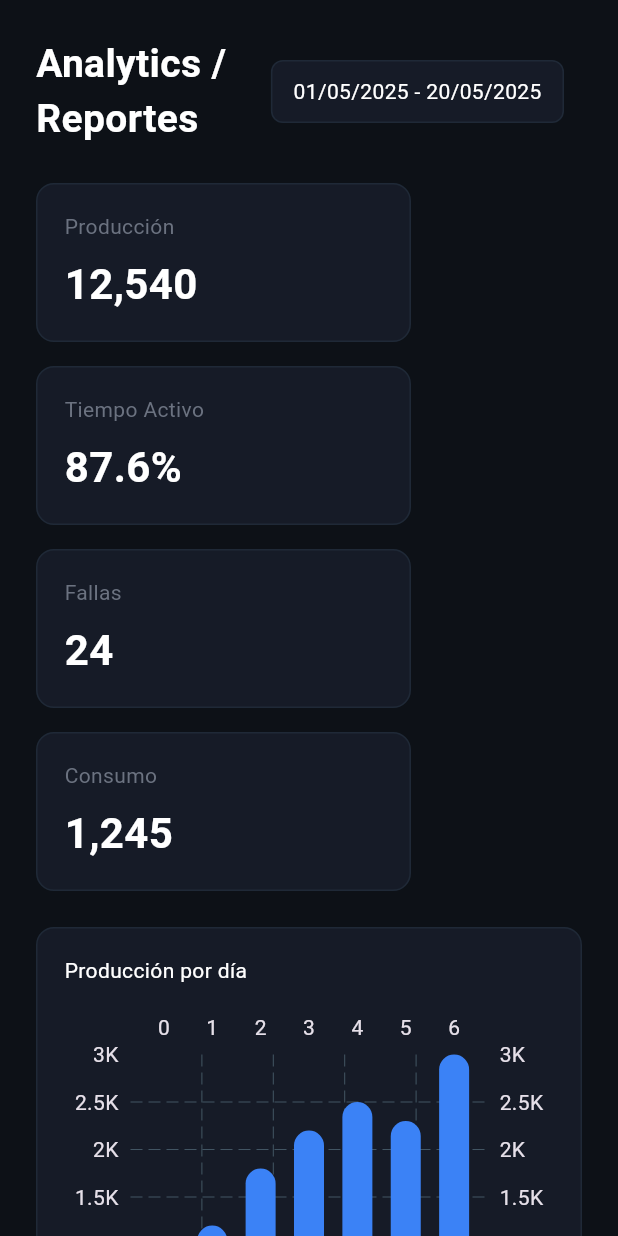
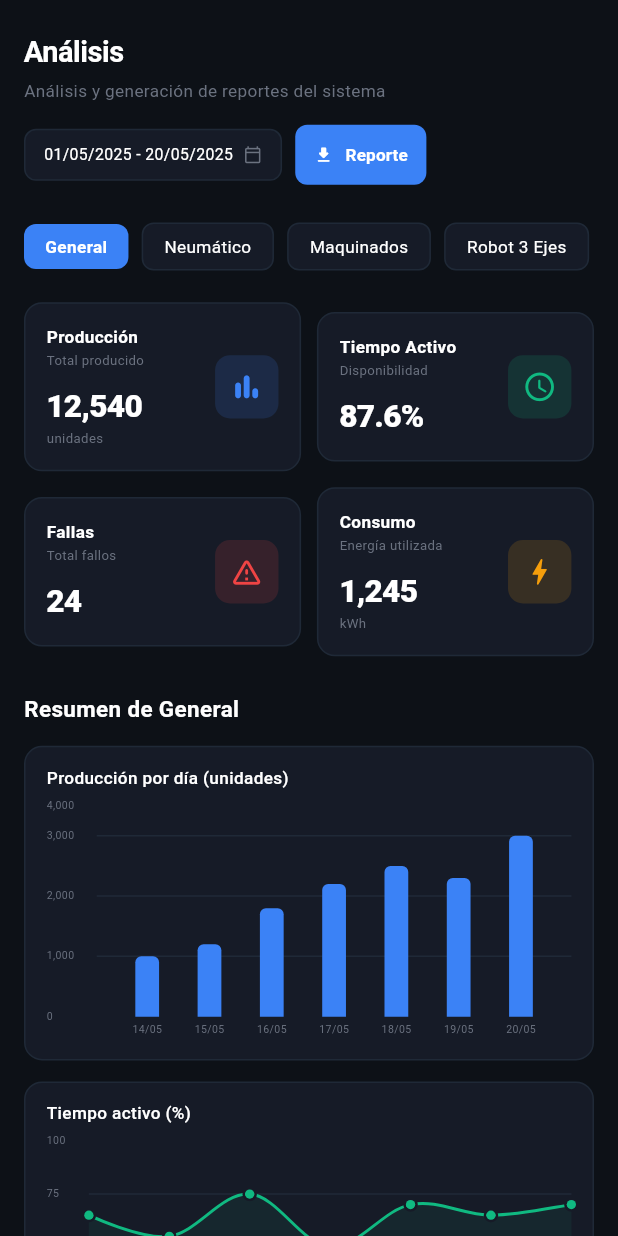
Before and after one commit to edgarbuitron/scada, a Flutter app: the screen it shows after launch, on a phone screen of 412 x 824 dp. Run offline on Flutter 3.47's test engine with Material 3 defaults, Android fonts, the light colour scheme and no system bars; drawn by our look-alikes of fl_chart.

Commit message:
cambios de distribucion en los paneles de analitycs

```diff
--- a/lib/main.dart
+++ b/lib/main.dart
@@ -1,75 +1,3 @@
-/* import 'package:flutter/material.dart';
-//import 'login.dart';
-//import 'presentacion.dart';
-//import 'historial.dart';
-//import 'historialylogs.dart';
-//import 'reportes.dart';
-//import 'genrarPDF.dart';
-//import 'analitycs.dart';
-//import 'usuarios.dart';
-//import 'nuevousuario.dart';
-//import 'actividades_recientes.dart';
-//import 'conexiones_tablas.dart';
-//import 'diagnostico_conexiones.dart';
-//import 'conexiones_grid.dart';
-//import 'nube.dart';
-import 'permisos.dart';
-
-void main() => runApp(const MyApp());
-
-class MyApp extends StatelessWidget {
-  const MyApp({super.key});
-
-  @override
-  Widget build(BuildContext context) {
-    return MaterialApp(
-      debugShowCheckedModeBanner: false,
-
-
-
-      //home: const LoginApp(),
-      //home: const PresentationApp(),
-      //home: const IndustrialLogsApp(),
-      //home: const IndustrialLogsApp(),
-      //home: const AnalyticsApp(),
-      //home: const ReporteApp(),
-      //home: const AnalyticsApp(),
-      //home: const UsuariosApp(),
-      //home: const NuevoUsuarioApp(),
-      //home: const ActividadesApp(),
-      //home: const ConexionesApp(),
-      //home: const DiagnosticoApp(),
-      //home: const ConexionesGridApp(),
-      //home: const CloudSyncApp(),
-      home: const PermisosApp(),
-    );
-  }
-}
-
-
- */
-
-
-
-
-
-
-
-
-
-
-
-
-
-
-
-
-
-
-
-
-
-
 
 // ============================================================
 //  HITECH INGENIUM  ·  SCADA MASTER  ·  main.dart
@@ -89,7 +17,6 @@ import 'scada_neumatico.dart' show ScadaNeumaticoBoard;
 import 'main_robot_3_ejes.dart' show ScadaRobotDashboard;
 import 'main_maquinados.dart' show ScadaMaquinadosDashboard;
 import 'main_prensado.dart' show ScadaPrensadoScreen;
-import 'reportes.dart' show DashboardPage;
 
 
 
@@ -148,7 +75,6 @@ enum AppView {
   conexiones,
   diagnostico_conexiones,
   historial,
-  analytics,
   usuarios,
   nube,
   chatbot,
@@ -310,8 +236,6 @@ class _ScadaMasterHomeState extends State<ScadaMasterHome> {
 
       case AppView.historial:
         return 'Historial de Eventos';
-      case AppView.analytics:
-        return 'Analytics / Reportes';
       case AppView.usuarios:
         return 'Gestión de Usuarios';
       case AppView.nube:
@@ -411,7 +335,6 @@ class _ScadaMasterHomeState extends State<ScadaMasterHome> {
          _navTile('💻', 'diagnostico_Conexiones', AppView.diagnostico_conexiones, const Color.fromARGB(255, 58, 145, 226), compact),
 
         _navTile('📋', 'Historial / Logs', AppView.historial, kOrange, compact),
-        _navTile('📈', 'Analytics', AppView.analytics, kIndigo, compact),
         _navTile('👥', 'Usuarios', AppView.usuarios, kPink, compact),
         _navTile('☁️', 'Cloud Sync', AppView.nube, kCyan, compact),
         _navTile('🤖', 'Chatbot', AppView.chatbot, kIndigo, compact),
@@ -706,14 +629,14 @@ class _ScadaMasterHomeState extends State<ScadaMasterHome> {
         ),
       );
 
-  // ── Vista actual ───────────────────────────────────────────────────────────
+  // ── Vista actual ──────────────────────────────────────────────────────────
   Widget _buildView() {
     switch (_view) {
 
 
       // ── Estaciones SCADA (paneles vacíos por ahora) ───────────────────────
       case AppView.dashboard:
-  return const DashboardPage();
+  return const AnalyticsDashboard();
 
 
       case AppView.neumatico:
@@ -769,8 +692,6 @@ class _ScadaMasterHomeState extends State<ScadaMasterHome> {
 
       case AppView.historial:
         return const LogsScreen();
-      case AppView.analytics:
-        return const AnalyticsDashboard();
       case AppView.usuarios:
         return const UsuariosScreen();
       case AppView.nube:
```
Also changed, not shown: 1 other file.
